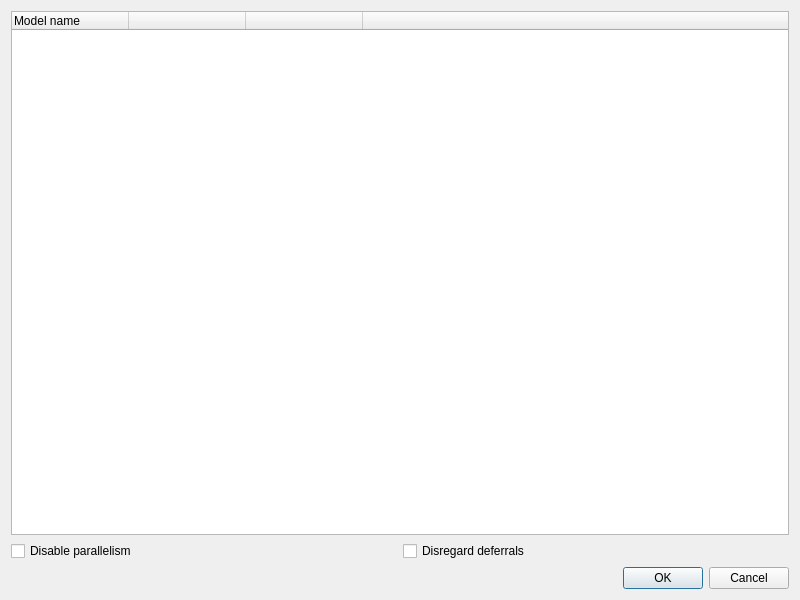
The window that gui/uic/estimation.ui (prestsoftware/prest) describes before a commit, drawn with Qt 5.
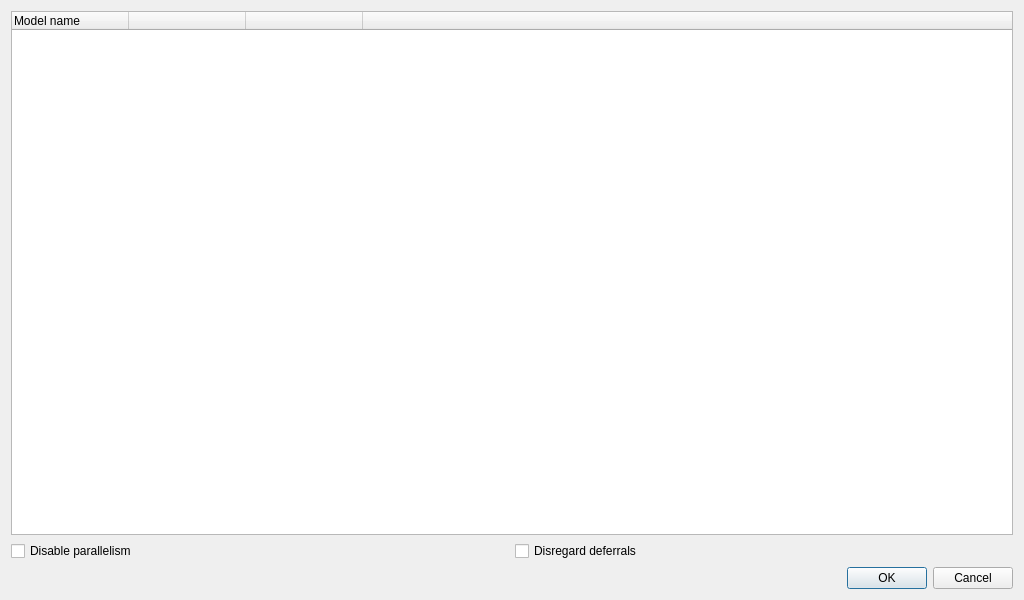
The same window after the commit.

Commit message: Widen the model selection window a bit.

The edit to the form file:
```diff
--- a/gui/uic/estimation.ui
+++ b/gui/uic/estimation.ui
@@ -6,7 +6,7 @@
    <rect>
     <x>0</x>
     <y>0</y>
-    <width>800</width>
+    <width>1024</width>
     <height>600</height>
    </rect>
   </property>
```
